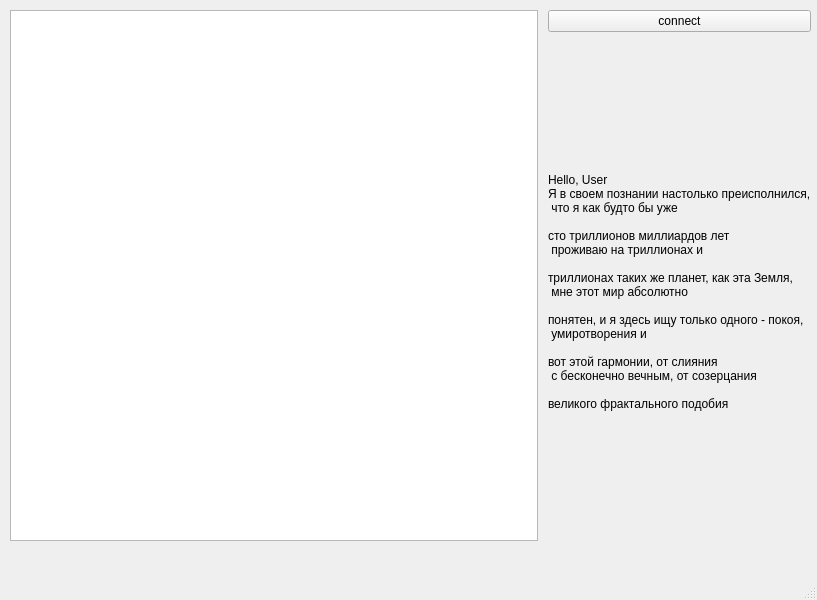
The window that client/main_window.ui (Taifin/ChitChat) describes before a commit, drawn with Qt 5.
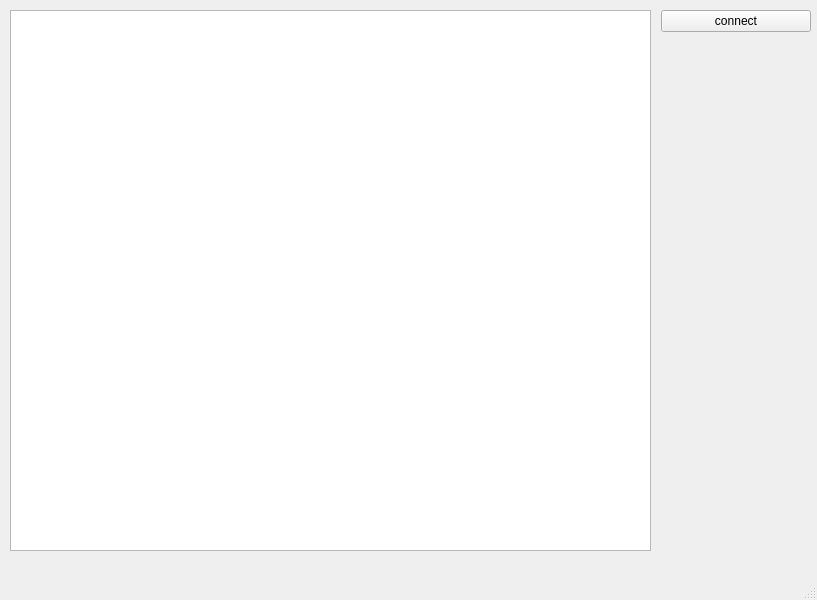
The same window after the commit.

```diff
--- a/client/main_window.ui
+++ b/client/main_window.ui
@@ -23,7 +23,7 @@
       <x>0</x>
       <y>0</y>
       <width>821</width>
-      <height>551</height>
+      <height>561</height>
      </rect>
     </property>
     <layout class="QHBoxLayout" name="horizontalLayout_2">
@@ -52,6 +52,12 @@
       <layout class="QVBoxLayout" name="verticalLayout_2">
        <item>
         <widget class="QPushButton" name="connect_button">
+         <property name="minimumSize">
+          <size>
+           <width>150</width>
+           <height>0</height>
+          </size>
+         </property>
          <property name="text">
           <string>connect</string>
          </property>
@@ -69,23 +75,7 @@
        <item>
         <widget class="QLabel" name="label">
          <property name="text">
-          <string>Hello, User
-Я в своем познании настолько преисполнился,
- что я как будто бы уже
-
-сто триллионов миллиардов лет
- проживаю на триллионах и
-
-триллионах таких же планет, как эта Земля,
- мне этот мир абсолютно
-
-понятен, и я здесь ищу только одного - покоя,
- умиротворения и
-
-вот этой гармонии, от слияния
- с бесконечно вечным, от созерцания
-
-великого фрактального подобия </string>
+          <string/>
          </property>
         </widget>
        </item>
```
